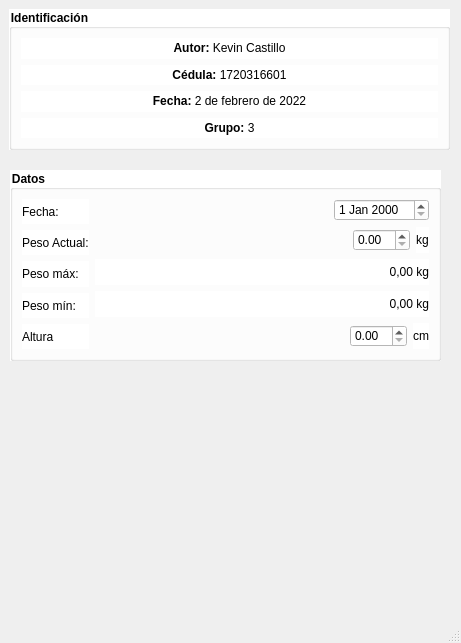
Qt form principal.ui (KevsWit/P59-Qt-RegistroIMC) before a commit.
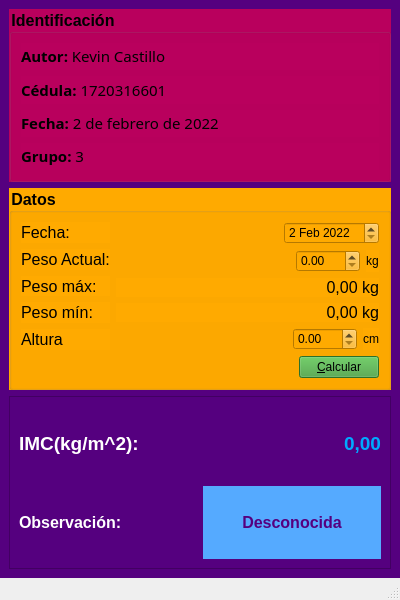
The same form after that commit.

What changed in the file:
```diff
--- a/principal.ui
+++ b/principal.ui
@@ -6,10 +6,16 @@
    <rect>
     <x>0</x>
     <y>0</y>
-    <width>461</width>
-    <height>643</height>
+    <width>400</width>
+    <height>600</height>
    </rect>
   </property>
+  <property name="maximumSize">
+   <size>
+    <width>400</width>
+    <height>600</height>
+   </size>
+  </property>
   <property name="windowTitle">
    <string>Principal</string>
   </property>
@@ -17,23 +23,21 @@
    <string notr="true"/>
   </property>
   <widget class="QWidget" name="centralwidget">
+   <property name="styleSheet">
+    <string notr="true">background-color: rgb(85, 0, 127);</string>
+   </property>
+   <layout class="QVBoxLayout" name="verticalLayout_7">
+    <item>
    <widget class="QGroupBox" name="groupBox">
-    <property name="geometry">
-     <rect>
-      <x>9</x>
-      <y>9</y>
-      <width>441</width>
-      <height>141</height>
-     </rect>
-    </property>
     <property name="font">
      <font>
+        <pointsize>12</pointsize>
       <bold>true</bold>
      </font>
     </property>
     <property name="styleSheet">
      <string notr="true">border-color: rgb(0, 170, 255);
-background-color: rgb(255, 255, 255);</string>
+background-color: rgb(185, 0, 93);</string>
     </property>
     <property name="title">
      <string>Identificación</string>
@@ -41,71 +45,97 @@
     <layout class="QVBoxLayout" name="verticalLayout">
      <item>
       <widget class="QLabel" name="label">
+         <property name="font">
+          <font>
+           <family>MS Reference Sans Serif</family>
+           <pointsize>11</pointsize>
+          </font>
+         </property>
        <property name="text">
         <string>&lt;html&gt;&lt;head/&gt;&lt;body&gt;&lt;p&gt;&lt;span style=&quot; font-weight:700;&quot;&gt;Autor:&lt;/span&gt; Kevin Castillo&lt;/p&gt;&lt;/body&gt;&lt;/html&gt;</string>
        </property>
        <property name="alignment">
-        <set>Qt::AlignCenter</set>
+          <set>Qt::AlignLeading|Qt::AlignLeft|Qt::AlignVCenter</set>
        </property>
       </widget>
      </item>
      <item>
       <widget class="QLabel" name="label_2">
+         <property name="font">
+          <font>
+           <family>MS Reference Sans Serif</family>
+           <pointsize>11</pointsize>
+          </font>
+         </property>
        <property name="text">
         <string>&lt;html&gt;&lt;head/&gt;&lt;body&gt;&lt;p&gt;&lt;span style=&quot; font-weight:700;&quot;&gt;Cédula:&lt;/span&gt; 1720316601&lt;/p&gt;&lt;/body&gt;&lt;/html&gt;</string>
        </property>
        <property name="alignment">
-        <set>Qt::AlignCenter</set>
+          <set>Qt::AlignLeading|Qt::AlignLeft|Qt::AlignVCenter</set>
        </property>
       </widget>
      </item>
      <item>
       <widget class="QLabel" name="label_3">
+         <property name="font">
+          <font>
+           <family>MS Reference Sans Serif</family>
+           <pointsize>11</pointsize>
+          </font>
+         </property>
        <property name="text">
         <string>&lt;html&gt;&lt;head/&gt;&lt;body&gt;&lt;p&gt;&lt;span style=&quot; font-weight:700;&quot;&gt;Fecha:&lt;/span&gt; 2 de febrero de 2022&lt;/p&gt;&lt;/body&gt;&lt;/html&gt;</string>
        </property>
        <property name="alignment">
-        <set>Qt::AlignCenter</set>
+          <set>Qt::AlignLeading|Qt::AlignLeft|Qt::AlignVCenter</set>
        </property>
       </widget>
      </item>
      <item>
       <widget class="QLabel" name="label_4">
+         <property name="font">
+          <font>
+           <family>MS Reference Sans Serif</family>
+           <pointsize>11</pointsize>
+          </font>
+         </property>
        <property name="text">
         <string>&lt;html&gt;&lt;head/&gt;&lt;body&gt;&lt;p&gt;&lt;span style=&quot; font-weight:700;&quot;&gt;Grupo:&lt;/span&gt; 3&lt;/p&gt;&lt;/body&gt;&lt;/html&gt;</string>
        </property>
        <property name="alignment">
-        <set>Qt::AlignCenter</set>
+          <set>Qt::AlignLeading|Qt::AlignLeft|Qt::AlignVCenter</set>
        </property>
       </widget>
      </item>
     </layout>
    </widget>
+    </item>
+    <item>
    <widget class="QGroupBox" name="groupBox_2">
-    <property name="geometry">
-     <rect>
-      <x>10</x>
-      <y>170</y>
-      <width>431</width>
-      <height>191</height>
-     </rect>
-    </property>
     <property name="font">
      <font>
+        <pointsize>12</pointsize>
       <bold>true</bold>
      </font>
     </property>
     <property name="styleSheet">
-     <string notr="true">background-color: rgb(255, 255, 255);</string>
+       <string notr="true">background-color: rgb(255, 170, 0);</string>
     </property>
     <property name="title">
      <string>Datos</string>
     </property>
-    <layout class="QHBoxLayout" name="horizontalLayout_4">
+      <layout class="QVBoxLayout" name="verticalLayout_6">
+       <item>
+        <layout class="QHBoxLayout" name="horizontalLayout_7">
      <item>
       <layout class="QVBoxLayout" name="verticalLayout_3">
        <item>
         <widget class="QLabel" name="label_5">
+             <property name="font">
+              <font>
+               <pointsize>12</pointsize>
+              </font>
+             </property>
          <property name="text">
           <string>Fecha:</string>
          </property>
@@ -113,6 +143,11 @@
        </item>
        <item>
         <widget class="QLabel" name="label_6">
+             <property name="font">
+              <font>
+               <pointsize>12</pointsize>
+              </font>
+             </property>
          <property name="text">
           <string>Peso Actual:</string>
          </property>
@@ -120,6 +155,11 @@
        </item>
        <item>
         <widget class="QLabel" name="label_8">
+             <property name="font">
+              <font>
+               <pointsize>12</pointsize>
+              </font>
+             </property>
          <property name="text">
           <string>Peso máx:</string>
          </property>
@@ -127,6 +167,11 @@
        </item>
        <item>
         <widget class="QLabel" name="label_9">
+             <property name="font">
+              <font>
+               <pointsize>12</pointsize>
+              </font>
+             </property>
          <property name="text">
           <string>Peso mín:</string>
          </property>
@@ -134,6 +179,11 @@
        </item>
        <item>
         <widget class="QLabel" name="label_12">
+             <property name="font">
+              <font>
+               <pointsize>12</pointsize>
+              </font>
+             </property>
          <property name="text">
           <string>Altura</string>
          </property>
@@ -159,7 +209,35 @@
           </spacer>
          </item>
          <item>
-          <widget class="QDateEdit" name="dateEdit"/>
+              <widget class="QDateEdit" name="inFecha">
+               <property name="dateTime">
+                <datetime>
+                 <hour>0</hour>
+                 <minute>0</minute>
+                 <second>0</second>
+                 <year>2022</year>
+                 <month>2</month>
+                 <day>2</day>
+                </datetime>
+               </property>
+               <property name="minimumDateTime">
+                <datetime>
+                 <hour>0</hour>
+                 <minute>0</minute>
+                 <second>0</second>
+                 <year>2022</year>
+                 <month>2</month>
+                 <day>2</day>
+                </datetime>
+               </property>
+               <property name="maximumDate">
+                <date>
+                 <year>2121</year>
+                 <month>12</month>
+                 <day>31</day>
+                </date>
+               </property>
+              </widget>
          </item>
         </layout>
        </item>
@@ -179,7 +257,14 @@
           </spacer>
          </item>
          <item>
-          <widget class="QDoubleSpinBox" name="doubleSpinBox"/>
+              <widget class="QDoubleSpinBox" name="inPeso">
+               <property name="maximum">
+                <double>200.000000000000000</double>
+               </property>
+               <property name="singleStep">
+                <double>1.000000000000000</double>
+               </property>
+              </widget>
          </item>
          <item>
           <widget class="QLabel" name="label_7">
@@ -191,7 +276,12 @@
         </layout>
        </item>
        <item>
-        <widget class="QLabel" name="label_10">
+            <widget class="QLabel" name="outPmax">
+             <property name="font">
+              <font>
+               <pointsize>12</pointsize>
+              </font>
+             </property>
          <property name="text">
           <string>0,00 kg</string>
          </property>
@@ -201,7 +291,12 @@
         </widget>
        </item>
        <item>
-        <widget class="QLabel" name="label_11">
+            <widget class="QLabel" name="outPmin">
+             <property name="font">
+              <font>
+               <pointsize>12</pointsize>
+              </font>
+             </property>
          <property name="text">
           <string>0,00 kg</string>
          </property>
@@ -226,7 +321,11 @@
           </spacer>
          </item>
          <item>
-          <widget class="QDoubleSpinBox" name="doubleSpinBox_2"/>
+              <widget class="QDoubleSpinBox" name="inAltura">
+               <property name="maximum">
+                <double>240.000000000000000</double>
+               </property>
+              </widget>
          </item>
          <item>
           <widget class="QLabel" name="label_13">
@@ -240,7 +339,136 @@
       </layout>
      </item>
     </layout>
-   </widget>
+       </item>
+       <item>
+        <layout class="QHBoxLayout" name="horizontalLayout_4">
+         <item>
+          <spacer name="horizontalSpacer_4">
+           <property name="orientation">
+            <enum>Qt::Horizontal</enum>
+           </property>
+           <property name="sizeHint" stdset="0">
+            <size>
+             <width>40</width>
+             <height>20</height>
+            </size>
+           </property>
+          </spacer>
+         </item>
+         <item>
+          <widget class="QPushButton" name="cmdCalcular">
+           <property name="styleSheet">
+            <string notr="true">background-color: rgb(64, 158, 57);</string>
+           </property>
+           <property name="text">
+            <string>&amp;Calcular</string>
+           </property>
+          </widget>
+         </item>
+        </layout>
+       </item>
+      </layout>
+     </widget>
+    </item>
+    <item>
+     <widget class="QFrame" name="frame">
+      <property name="styleSheet">
+       <string notr="true">background-color: rgb(85, 0, 127);</string>
+      </property>
+      <property name="frameShape">
+       <enum>QFrame::StyledPanel</enum>
+      </property>
+      <property name="frameShadow">
+       <enum>QFrame::Raised</enum>
+      </property>
+      <layout class="QHBoxLayout" name="horizontalLayout_6">
+       <item>
+        <layout class="QHBoxLayout" name="horizontalLayout_5">
+         <item>
+          <layout class="QVBoxLayout" name="verticalLayout_5">
+           <item>
+            <widget class="QLabel" name="label_14">
+             <property name="font">
+              <font>
+               <pointsize>14</pointsize>
+               <bold>true</bold>
+              </font>
+             </property>
+             <property name="styleSheet">
+              <string notr="true">color: rgb(255, 255, 255);</string>
+             </property>
+             <property name="text">
+              <string>IMC(kg/m^2): </string>
+             </property>
+            </widget>
+           </item>
+           <item>
+            <widget class="QLabel" name="label_16">
+             <property name="font">
+              <font>
+               <pointsize>12</pointsize>
+               <bold>true</bold>
+              </font>
+             </property>
+             <property name="styleSheet">
+              <string notr="true">color: rgb(255, 255, 255);</string>
+             </property>
+             <property name="text">
+              <string>Observación:</string>
+             </property>
+            </widget>
+           </item>
+          </layout>
+         </item>
+         <item>
+          <layout class="QVBoxLayout" name="verticalLayout_4">
+           <item>
+            <widget class="QLabel" name="outIMC">
+             <property name="font">
+              <font>
+               <pointsize>14</pointsize>
+               <bold>true</bold>
+              </font>
+             </property>
+             <property name="styleSheet">
+              <string notr="true">color: rgb(0, 170, 255);</string>
+             </property>
+             <property name="text">
+              <string>0,00</string>
+             </property>
+             <property name="alignment">
+              <set>Qt::AlignRight|Qt::AlignTrailing|Qt::AlignVCenter</set>
+             </property>
+            </widget>
+           </item>
+           <item>
+            <widget class="QLabel" name="outObservacion">
+             <property name="font">
+              <font>
+               <pointsize>12</pointsize>
+               <bold>true</bold>
+              </font>
+             </property>
+             <property name="styleSheet">
+              <string notr="true">color: rgb(85, 0, 127);
+background-color: rgb(85, 170, 255);</string>
+             </property>
+             <property name="text">
+              <string>Desconocida</string>
+             </property>
+             <property name="alignment">
+              <set>Qt::AlignCenter</set>
+             </property>
+            </widget>
+           </item>
+          </layout>
+         </item>
+        </layout>
+       </item>
+      </layout>
+     </widget>
+    </item>
+   </layout>
   </widget>
   <widget class="QMenuBar" name="menubar">
    <property name="geometry">
```
Left out of the diff: 2 changed lines with no effect on the pictures. Lines whose indentation alone changed are shown as unchanged.
